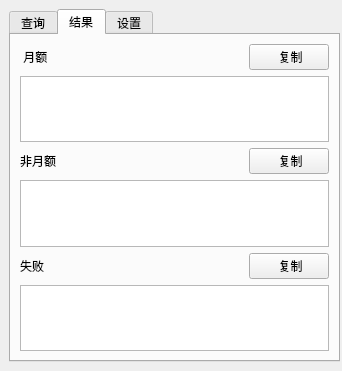
BruceKangCN/isMonthly, file widget.ui: the form before one commit.
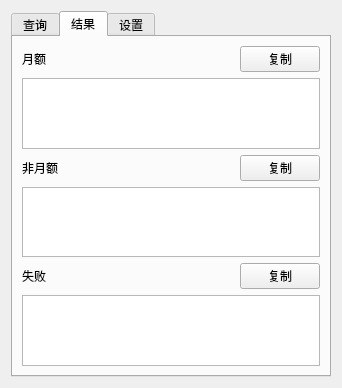
The form after the commit. The open tabs and pages were chosen to show the change.

The edit to the form file:
```diff
--- a/widget.ui
+++ b/widget.ui
@@ -13,15 +13,9 @@
   <property name="windowTitle">
    <string>Widget</string>
   </property>
+  <layout class="QGridLayout" name="gridLayout">
+   <item row="0" column="0">
   <widget class="QTabWidget" name="tabWidget">
-   <property name="geometry">
-    <rect>
-     <x>9</x>
-     <y>9</y>
-     <width>331</width>
-     <height>353</height>
-    </rect>
-   </property>
    <property name="sizePolicy">
     <sizepolicy hsizetype="Expanding" vsizetype="Expanding">
      <horstretch>0</horstretch>
@@ -136,7 +130,7 @@
      <item row="0" column="0">
       <widget class="QLabel" name="label_3">
        <property name="text">
-        <string> 月额</string>
+          <string>月额</string>
        </property>
       </widget>
      </item>
@@ -156,7 +150,7 @@
      <item row="0" column="2">
       <widget class="QPushButton" name="copyMonthly">
        <property name="text">
-        <string> 复制</string>
+          <string>复制</string>
        </property>
       </widget>
      </item>
@@ -186,7 +180,7 @@
      <item row="2" column="2">
       <widget class="QPushButton" name="copyNotMonthly">
        <property name="text">
-        <string> 复制</string>
+          <string>复制</string>
        </property>
       </widget>
      </item>
@@ -216,7 +210,7 @@
      <item row="4" column="2">
       <widget class="QPushButton" name="copyFailure">
        <property name="text">
-        <string> 复制</string>
+          <string>复制</string>
        </property>
       </widget>
      </item>
@@ -399,6 +393,8 @@
     </layout>
    </widget>
   </widget>
+   </item>
+  </layout>
  </widget>
  <resources/>
  <connections/>
```
Left out of the diff: 11 changed lines with no effect on the pictures. Lines whose indentation alone changed are shown as unchanged.
